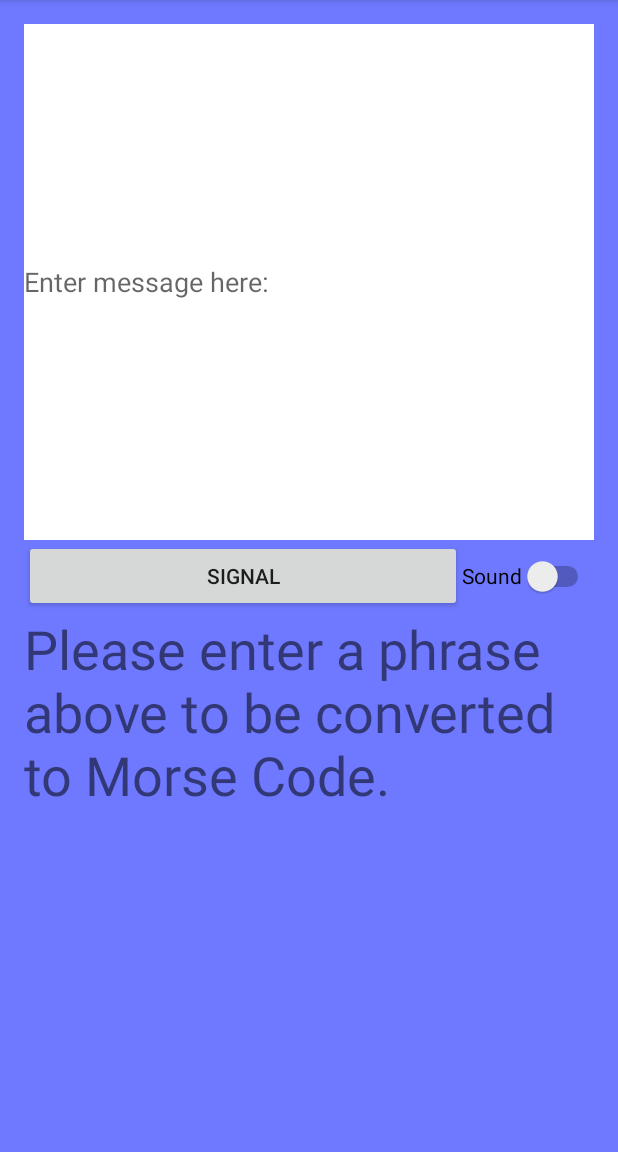
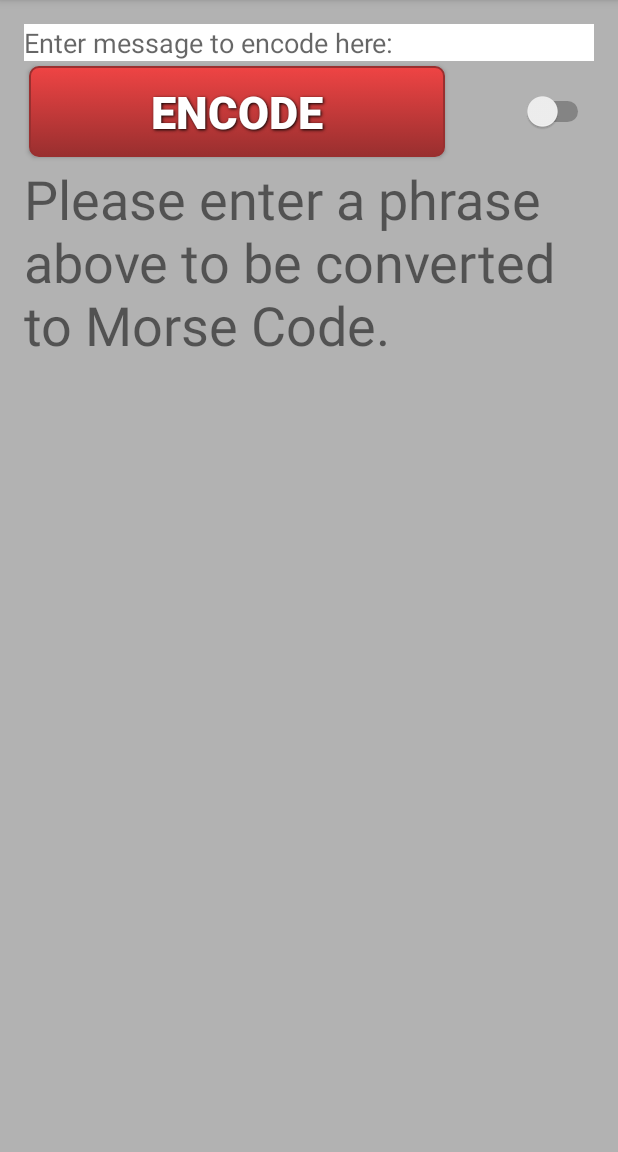
Before and after one commit to Vicken52/MorseLight, an Android app: the screen it shows after launch (MorseLight), on a phone screen of 412 x 824 dp, the part 84-1236 px from its top. Run offline under Robolectric (Android 15) with nearby library versions, the light colour scheme and no system bars.

Commit message:
added some stuff

```diff
--- /dev/null
+++ b/app/src/main/res/drawable/red_button.xml
@@ -0,0 +1,37 @@
+<?xml version="1.0" encoding="utf-8" ?>
+<selector xmlns:android="http://schemas.android.com/apk/res/android">
+    <item android:state_pressed="true" >
+        <shape>
+            <solid
+                android:color="#ef4444" />
+            <stroke
+                android:width="1dp"
+                android:color="#992f2f" />
+            <corners
+                android:radius="6dp" />
+            <padding
+                android:left="10dp"
+                android:top="10dp"
+                android:right="10dp"
+                android:bottom="10dp" />
+        </shape>
+    </item>
+    <item>
+        <shape>
+            <gradient
+                android:startColor="#ef4444"
+                android:endColor="#992f2f"
+                android:angle="270" />
+            <stroke
+                android:width="1dp"
+                android:color="#992f2f" />
+            <corners
+                android:radius="6dp" />
+            <padding
+                android:left="10dp"
+                android:top="10dp"
+                android:right="10dp"
+                android:bottom="10dp" />
+        </shape>
+    </item>
+</selector>
--- a/app/src/main/res/layout/activity_morse_light.xml
+++ b/app/src/main/res/layout/activity_morse_light.xml
@@ -4,45 +4,63 @@
     android:paddingRight="@dimen/activity_horizontal_margin"
     android:paddingTop="@dimen/activity_vertical_margin"
     android:paddingBottom="@dimen/activity_vertical_margin" tools:context=".MorseLight"
-    android:background="#ff6e79ff">
+    style="@style/background_color">
 
     <EditText
         android:layout_width="wrap_content"
-        android:layout_height="fill_parent"
+        android:layout_height="wrap_content"
         android:id="@+id/PlainText"
         android:layout_alignParentStart="true"
         android:layout_alignParentEnd="true"
         android:background="#ffffff"
-        android:hint="Enter message here: "
-        android:layout_above="@+id/button" />
+        android:hint="Enter message to encode here: "
+        android:textSize="18dp"
+        android:maxLines="5"
+        android:scrollbars="vertical"/>
 
+    <LinearLayout
+        android:layout_width="fill_parent"
+        android:layout_height="wrap_content"
+        android:layout_below="@+id/PlainText"
+        android:orientation="horizontal"
+        android:id="@+id/lin_layout"
+        android:weightSum="1.0">
         <Button
             android:layout_width="wrap_content"
             android:layout_height="wrap_content"
-        android:text="@string/Signal"
+            android:text="@string/encode"
             android:id="@+id/button"
             android:layout_centerVertical="true"
             android:layout_alignParentStart="true"
-        android:layout_toStartOf="@+id/switch1" />
+            android:layout_toStartOf="@+id/switch1"
+            android:background="@drawable/red_button"
+            style="@style/button_text"
+            android:layout_weight=".75"/>
 
         <Switch
             android:layout_width="wrap_content"
-        android:layout_height="wrap_content"
-        android:text="@string/Sound"
+            android:layout_height="fill_parent"
             android:id="@+id/switch1"
+            android:textOff="@string/sound_switch"
+            android:textOn="@string/light_switch"
             android:layout_alignBottom="@+id/button"
             android:layout_alignParentEnd="true"
-        android:layout_below="@+id/PlainText" />
+            android:layout_below="@+id/PlainText"
+            android:textSize="18dp"
+            android:layout_weight=".25"/>
+    </LinearLayout>
+
 
     <TextView
         android:layout_width="wrap_content"
         android:layout_height="wrap_content"
         android:text="@string/Default"
         android:id="@+id/MorseCode"
-        android:layout_below="@+id/button"
+        android:layout_below="@+id/lin_layout"
         android:layout_alignParentStart="true"
         android:layout_alignParentEnd="true"
-        android:textSize="36sp"/>
+        android:textSize="36sp"
+        style="@style/main_text"/>
 
     <TextView
         android:layout_width="wrap_content"
@@ -53,6 +71,7 @@
         android:layout_alignParentBottom="true"
         android:layout_alignParentEnd="true"
         android:textSize="36sp"
-        android:layout_below="@+id/MorseCode" />
+        android:layout_below="@+id/MorseCode"
+        style="@style/main_text"/>
 
 </RelativeLayout>
--- a/app/src/main/res/values/strings.xml
+++ b/app/src/main/res/values/strings.xml
@@ -10,6 +10,10 @@
     <string name="title_activity_light">Light Decode</string>
     <string name="action_help">Help</string>
     <string name="action_about">About</string>
+    <string name="light_switch">Light</string>
+    <string name="sound_switch">Sound</string>
+    <string name="start">start</string>
+    <string name="encode">encode</string>
 
     <string name="title_activity_help1">What Is Morse Code</string>
     <string name="help1_text">
--- a/app/src/main/res/values/styles.xml
+++ b/app/src/main/res/values/styles.xml
@@ -4,5 +4,23 @@
     <style name="AppTheme" parent="Theme.AppCompat.Light.DarkActionBar">
         <!-- Customize your theme here. -->
     </style>
-
+    <style name="button_text" >
+        <item name="android:layout_width" >fill_parent</item>
+        <item name="android:layout_height" >wrap_content</item>
+        <item name="android:textColor" >#ffffff</item>
+        <item name="android:gravity" >center</item>
+        <item name="android:layout_margin" >3dp</item>
+        <item name="android:textSize" >30dp</item>
+        <item name="android:textStyle" >bold</item>
+        <item name="android:shadowColor" >#000000</item>
+        <item name="android:shadowDx" >1</item>
+        <item name="android:shadowDy" >1</item>
+        <item name="android:shadowRadius" >2</item>
+    </style>
+    <style name="background_color">
+        <item name="android:background" >#B2B2B2</item>
+    </style>
+    <style name="main_text">
+        <item name="android:color">#474747</item>
+    </style>
 </resources>
```
Also changed, not shown: app/src/main/java/teamname/morselight/LightActivity.java (+7 -13 lines), app/src/main/java/teamname/morselight/MorseLight.java (+34 -11 lines), app/src/main/res/layout/activity_audio.xml (+20 -7 lines), app/src/main/res/layout/activity_light.xml (+12 -6 lines). Lines whose indentation alone changed are shown as unchanged.
